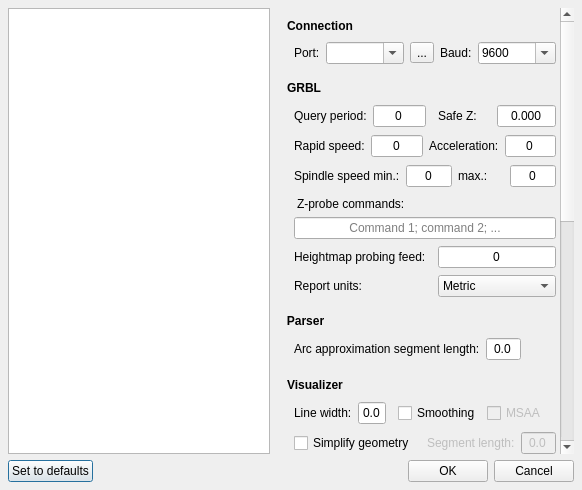
Denvi/Candle, file frmsettings.ui: the form before one commit.
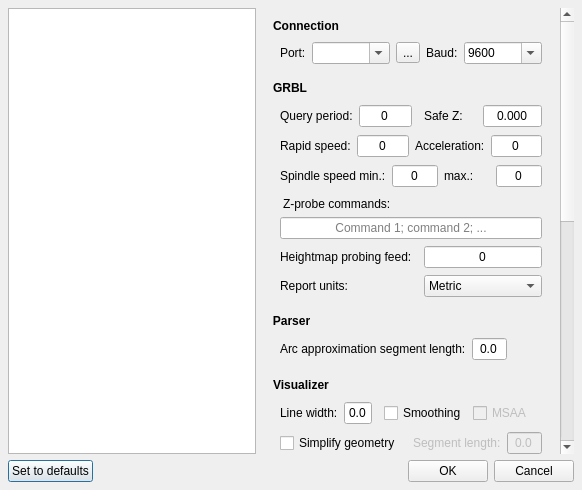
The form after the commit. Icons and pictures are not drawn. Custom widgets are drawn as their Qt base class.

```diff
--- a/frmsettings.ui
+++ b/frmsettings.ui
@@ -27,26 +27,6 @@
 	border: none;
 	padding-top: 16;
 	font-weight: bold;
-}
-
-QScrollArea QScrollBar:vertical {
-/*	background-color: transparent;*/
-	border: none;
-    width: 2px;
-	padding-top: 8px;
-}
-QScrollArea QScrollBar::handle:vertical {
-    background: darkgray;
-}
-QScrollArea QScrollBar::add-line:vertical {
-	border: none;
-    background: none;
-    height: 0px;
-}
-QScrollArea QScrollBar::sub-line:vertical {
-    border: none;
-    background: none;
-    height: 0px;
 }</string>
   </property>
   <property name="modal">
@@ -90,6 +70,9 @@
        <property name="frameShape">
         <enum>QFrame::NoFrame</enum>
        </property>
+       <property name="verticalScrollBarPolicy">
+        <enum>Qt::ScrollBarAlwaysOn</enum>
+       </property>
        <property name="horizontalScrollBarPolicy">
         <enum>Qt::ScrollBarAlwaysOff</enum>
        </property>
@@ -100,7 +83,7 @@
         <property name="geometry">
          <rect>
           <x>0</x>
-          <y>-528</y>
+          <y>0</y>
           <width>344</width>
           <height>986</height>
          </rect>
```
